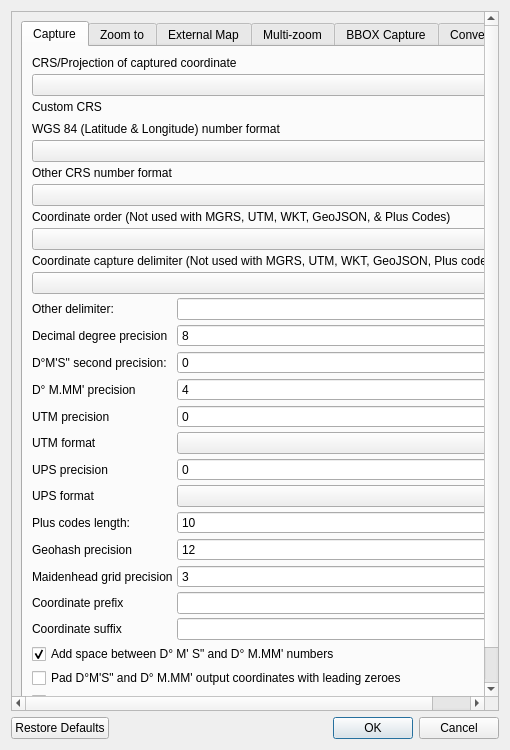
This is ui/latLonSettings.ui in NationalSecurityAgency/qgis-latlontools-plugin as Qt 5 draws it before an edit. The edited form follows.
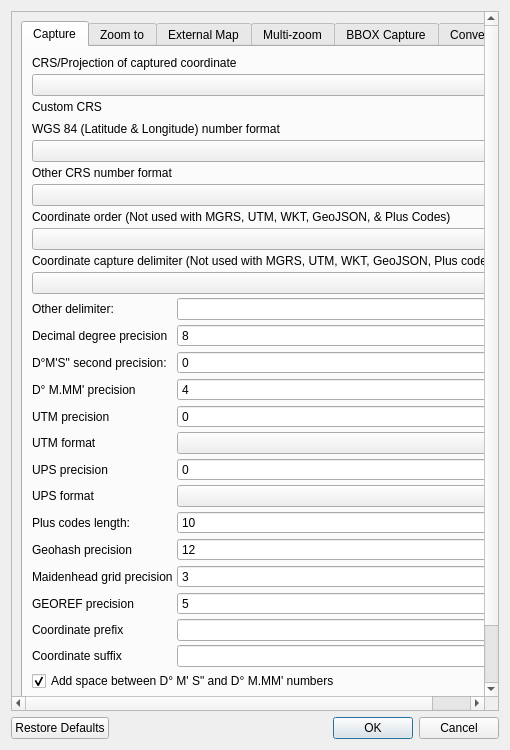
This is the edited form. Custom widgets are drawn as their Qt base class.

Commit message: Provide georef coordinate support.

Patch:
```diff
--- a/ui/latLonSettings.ui
+++ b/ui/latLonSettings.ui
@@ -27,8 +27,8 @@
        <rect>
         <x>0</x>
         <y>0</y>
-        <width>490</width>
-        <height>701</height>
+        <width>473</width>
+        <height>712</height>
        </rect>
       </property>
       <layout class="QVBoxLayout" name="verticalLayout_11">
@@ -171,24 +171,24 @@
                </property>
               </widget>
              </item>
-             <item row="11" column="0">
+             <item row="12" column="0">
               <widget class="QLabel" name="label_28">
                <property name="text">
                 <string>Coordinate prefix</string>
                </property>
               </widget>
              </item>
-             <item row="12" column="0">
+             <item row="13" column="0">
               <widget class="QLabel" name="label_29">
                <property name="text">
                 <string>Coordinate suffix</string>
                </property>
               </widget>
              </item>
-             <item row="11" column="1">
+             <item row="12" column="1">
               <widget class="QLineEdit" name="capturePrefixLineEdit"/>
              </item>
-             <item row="12" column="1">
+             <item row="13" column="1">
               <widget class="QLineEdit" name="captureSuffixLineEdit"/>
              </item>
              <item row="9" column="0">
@@ -296,6 +296,23 @@
              <item row="7" column="1">
               <widget class="QComboBox" name="captureUpsFormatComboBox"/>
              </item>
+             <item row="11" column="0">
+              <widget class="QLabel" name="label_57">
+               <property name="text">
+                <string>GEOREF precision</string>
+               </property>
+              </widget>
+             </item>
+             <item row="11" column="1">
+              <widget class="QSpinBox" name="captureGeorefPrecisionSpinBox">
+               <property name="maximum">
+                <number>10</number>
+               </property>
+               <property name="value">
+                <number>5</number>
+               </property>
+              </widget>
+             </item>
             </layout>
            </item>
            <item>
```
Left out of the diff: 27 changed lines with no effect on the pictures. The commit also changes 7 other files.
